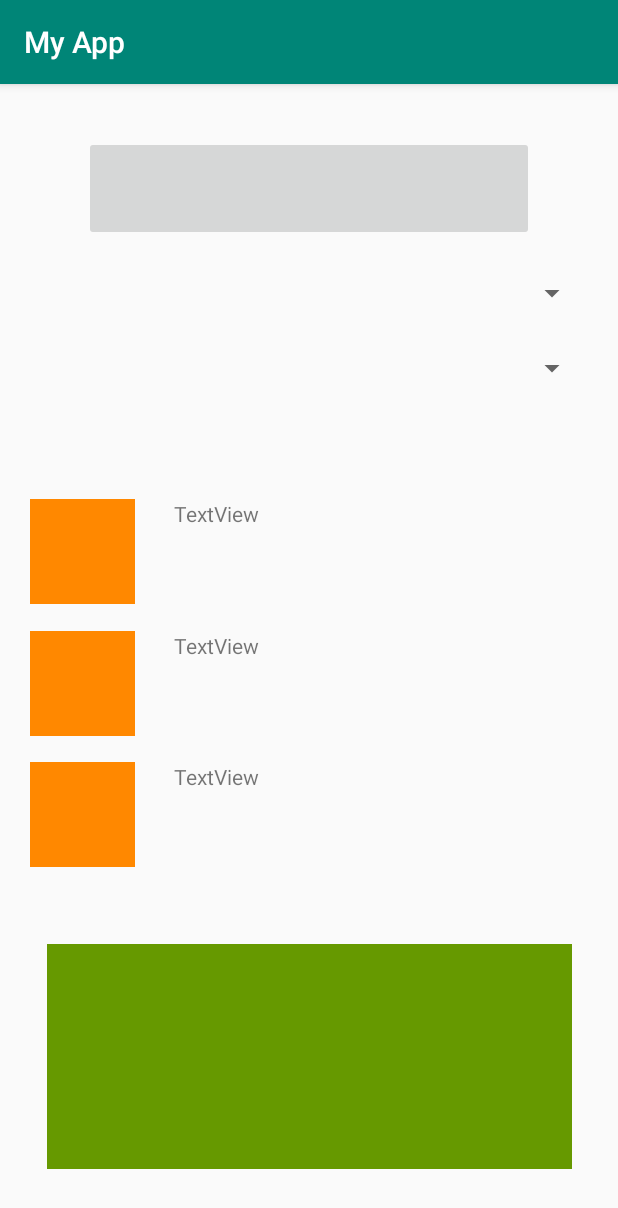
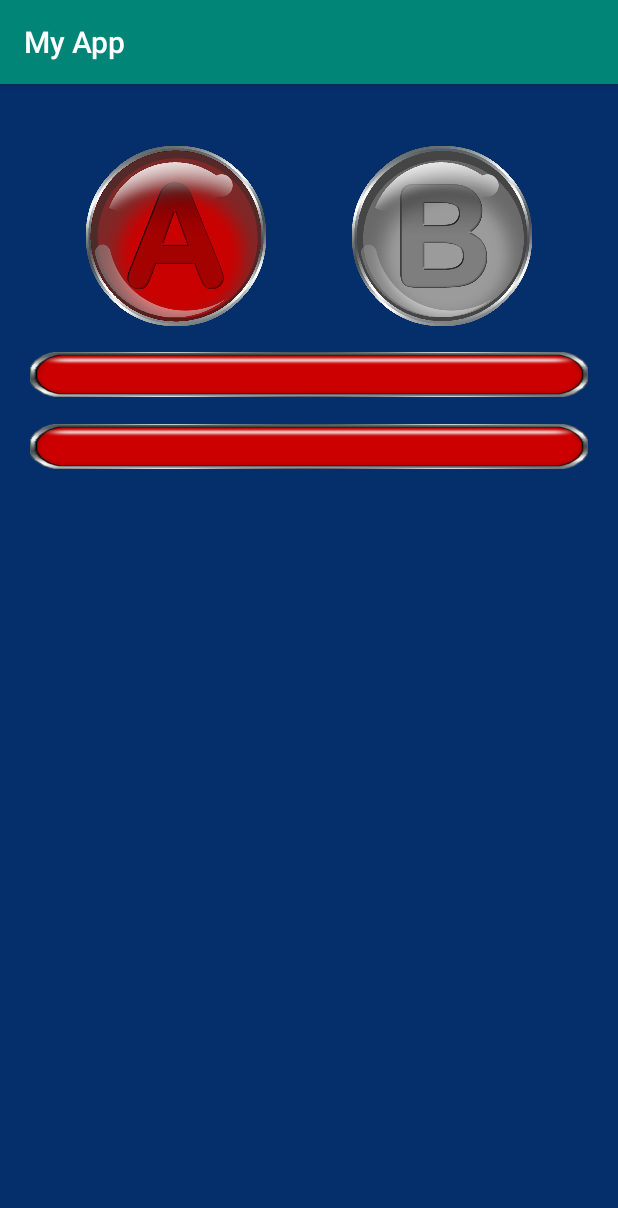
Before and after one commit to YvesToiser/metro-station-exit-finder, an Android app: the screen it shows after launch (MainActivity), on a phone screen of 412 x 824 dp. Shown: the top 1208 px of the screen. Run offline under Robolectric (Android 15) with nearby library versions, the light colour scheme and no system bars.

Commit message:
import images Metro line choice

```diff
--- a/app/src/main/java/com/toiser/myapp/MainActivity.kt
+++ b/app/src/main/java/com/toiser/myapp/MainActivity.kt
@@ -1,12 +1,55 @@
 package com.toiser.myapp
 
+import android.os.Bundle
+import android.widget.ImageButton
+import android.widget.Spinner
 import androidx.appcompat.app.AppCompatActivity
-import android.os.Bundle
+
 
 class MainActivity : AppCompatActivity() {
 
     override fun onCreate(savedInstanceState: Bundle?) {
         super.onCreate(savedInstanceState)
         setContentView(R.layout.activity_main)
+
+
+        // Choose Metro Line Buttons
+
+        // get reference to button
+        val btnA = findViewById<ImageButton>(R.id.A_line_button)
+        val btnB = findViewById<ImageButton>(R.id.B_line_button)
+        val spinnerDeparture = findViewById<Spinner>(R.id.departure_spinner)
+        val spinnerArrival = findViewById<Spinner>(R.id.arrival_spinner)
+
+        // Initial state
+        var selectedLine = MetroLineEnum.A
+        btnA.isEnabled = false
+        btnB.isEnabled = true
+
+        // set on-click listeners
+        if (btnA.isEnabled) {
+            btnA.setOnClickListener {
+                btnA.isEnabled = false
+                btnB.isEnabled = true
+                selectedLine =  MetroLineEnum.A
+                btnA.setImageResource(R.drawable.a_active)
+                btnB.setImageResource(R.drawable.b_inactive)
+                spinnerDeparture.setBackgroundResource(R.drawable.spinner_bar_red)
+                spinnerArrival.setBackgroundResource(R.drawable.spinner_bar_red)
+            }
+        }
+
+        if (btnB.isEnabled) {
+            btnB.setOnClickListener {
+                btnA.isEnabled = true
+                btnB.isEnabled = false
+                selectedLine =  MetroLineEnum.B
+                btnA.setImageResource(R.drawable.a_inactive)
+                btnB.setImageResource(R.drawable.b_active)
+                spinnerDeparture.setBackgroundResource(R.drawable.spinner_bar_yellow)
+                spinnerArrival.setBackgroundResource(R.drawable.spinner_bar_yellow)
+            }
+        }
+
     }
 }
--- /dev/null
+++ b/app/src/main/java/com/toiser/myapp/MetroLineEnum.kt
@@ -0,0 +1,5 @@
+package com.toiser.myapp
+
+enum class MetroLineEnum {
+    A, B
+}
--- a/app/src/main/res/layout/activity_main.xml
+++ b/app/src/main/res/layout/activity_main.xml
@@ -2,31 +2,66 @@
 <androidx.constraintlayout.widget.ConstraintLayout xmlns:android="http://schemas.android.com/apk/res/android"
     xmlns:app="http://schemas.android.com/apk/res-auto"
     xmlns:tools="http://schemas.android.com/tools"
+    android:id="@+id/full_page_layer"
     android:layout_width="match_parent"
     android:layout_height="match_parent"
-    android:background="#005E5E5E"
+    android:background="#052F6B"
     tools:context=".MainActivity">
 
     <androidx.constraintlayout.widget.ConstraintLayout
-        android:id="@+id/constraintLayout"
+        android:id="@+id/top_layout"
         android:layout_width="match_parent"
-        android:layout_height="200dp"
-        app:layout_constraintBottom_toTopOf="@+id/constraintLayout3"
+        android:layout_height="240dp"
+        app:layout_constraintBottom_toTopOf="@+id/middle_layout"
         app:layout_constraintEnd_toEndOf="parent"
         app:layout_constraintStart_toStartOf="parent"
         app:layout_constraintTop_toTopOf="parent">
 
-        <ImageButton
-            android:id="@+id/imageButton2"
-            android:layout_width="300dp"
-            android:layout_height="70dp"
-            app:layout_constraintBottom_toTopOf="@+id/spinner4"
+        <androidx.constraintlayout.widget.ConstraintLayout
+            android:id="@+id/lines_choice_layout"
+            android:layout_width="match_parent"
+            android:layout_height="120dp"
+            app:layout_constraintBottom_toTopOf="@+id/departure_spinner"
             app:layout_constraintEnd_toEndOf="parent"
             app:layout_constraintStart_toStartOf="parent"
-            app:layout_constraintTop_toTopOf="parent" />
+            app:layout_constraintTop_toTopOf="parent">
+
+            <ImageButton
+                android:id="@+id/A_line_button"
+                android:layout_width="120dp"
+                android:layout_height="120dp"
+                android:layout_marginStart="20dp"
+                android:layout_marginLeft="20dp"
+                android:layout_marginEnd="10dp"
+                android:layout_marginRight="10dp"
+                android:background="@android:color/transparent"
+                android:scaleType="fitCenter"
+                android:src="@drawable/a_active"
+                app:layout_constraintBottom_toBottomOf="parent"
+                app:layout_constraintEnd_toStartOf="@+id/B_line_button"
+                app:layout_constraintStart_toStartOf="parent"
+                app:layout_constraintTop_toTopOf="parent"
+                tools:src="@drawable/a_active" />
+
+            <ImageButton
+                android:id="@+id/B_line_button"
+                android:layout_width="120dp"
+                android:layout_height="120dp"
+                android:layout_marginStart="10dp"
+                android:layout_marginLeft="10dp"
+                android:layout_marginEnd="20dp"
+                android:layout_marginRight="20dp"
+                android:scaleType="fitCenter"
+                android:background="@android:color/transparent"
+                android:src="@drawable/b_inactive"
+                app:layout_constraintBottom_toBottomOf="parent"
+                app:layout_constraintEnd_toEndOf="parent"
+                app:layout_constraintStart_toEndOf="@+id/A_line_button"
+                app:layout_constraintTop_toTopOf="parent" />
+        </androidx.constraintlayout.widget.ConstraintLayout>
 
         <Spinner
-            android:id="@+id/spinner4"
+            android:id="@+id/departure_spinner"
             android:layout_width="match_parent"
             android:layout_height="30dp"
             android:layout_marginStart="20dp"
@@ -35,13 +70,16 @@
             android:layout_marginEnd="20dp"
             android:layout_marginRight="20dp"
             android:layout_marginBottom="5dp"
-            app:layout_constraintBottom_toTopOf="@+id/spinner3"
+            android:background="@drawable/spinner_bar_red"
+            android:spinnerMode="dialog"
+            android:prompt="@string/departure_spinner_hint_resource"
+            app:layout_constraintBottom_toTopOf="@+id/arrival_spinner"
             app:layout_constraintEnd_toEndOf="parent"
             app:layout_constraintStart_toStartOf="parent"
-            app:layout_constraintTop_toBottomOf="@+id/imageButton2" />
+            app:layout_constraintTop_toBottomOf="@+id/lines_choice_layout" />
 
         <Spinner
-            android:id="@+id/spinner3"
+            android:id="@+id/arrival_spinner"
             android:layout_width="match_parent"
             android:layout_height="30dp"
             android:layout_marginStart="20dp"
@@ -50,22 +88,25 @@
             android:layout_marginEnd="20dp"
             android:layout_marginRight="20dp"
             android:layout_marginBottom="10dp"
+            android:background="@drawable/spinner_bar_red"
+            android:spinnerMode="dialog"
+            android:prompt="@string/arrival_spinner_hint_resource"
             app:layout_constraintBottom_toBottomOf="parent"
             app:layout_constraintEnd_toEndOf="parent"
             app:layout_constraintHorizontal_bias="0.0"
             app:layout_constraintStart_toStartOf="parent"
-            app:layout_constraintTop_toBottomOf="@+id/spinner4" />
+            app:layout_constraintTop_toBottomOf="@+id/departure_spinner" />
 
     </androidx.constraintlayout.widget.ConstraintLayout>
 
     <androidx.constraintlayout.widget.ConstraintLayout
-        android:id="@+id/constraintLayout3"
+        android:id="@+id/middle_layout"
         android:layout_width="match_parent"
-        android:layout_height="300dp"
-        app:layout_constraintBottom_toTopOf="@+id/constraintLayout2"
+        android:layout_height="wrap_content"
+        app:layout_constraintBottom_toTopOf="@+id/bottom_layout"
         app:layout_constraintEnd_toEndOf="parent"
         app:layout_constraintStart_toStartOf="parent"
-        app:layout_constraintTop_toBottomOf="@+id/constraintLayout">
+        app:layout_constraintTop_toBottomOf="@+id/top_layout">
 
         <androidx.constraintlayout.widget.ConstraintLayout
             android:id="@+id/constraintLayout4"
@@ -89,13 +130,12 @@
                 app:layout_constraintBottom_toBottomOf="parent"
                 app:layout_constraintStart_toStartOf="parent"
                 app:layout_constraintTop_toTopOf="parent"
-                app:srcCompat="@android:color/holo_orange_dark" />
+                app:srcCompat="@android:color/transparent" />
 
             <TextView
                 android:id="@+id/textView"
                 android:layout_width="250dp"
                 android:layout_height="match_parent"
-                android:text="TextView"
                 app:layout_constraintBottom_toBottomOf="parent"
                 app:layout_constraintEnd_toEndOf="parent"
                 app:layout_constraintStart_toEndOf="@+id/imageView"
@@ -122,13 +162,12 @@
                 android:layout_width="70dp"
                 android:layout_height="match_parent"
                 app:layout_constraintStart_toStartOf="parent"
-                app:srcCompat="@android:color/holo_orange_dark" />
+                app:srcCompat="@android:color/transparent" />
 
             <TextView
                 android:id="@+id/textView2"
                 android:layout_width="250dp"
                 android:layout_height="match_parent"
-                android:text="TextView"
                 app:layout_constraintEnd_toEndOf="parent"
                 app:layout_constraintStart_toEndOf="@+id/imageView2"
                 app:layout_constraintTop_toTopOf="parent" />
@@ -155,13 +194,12 @@
                 android:layout_width="70dp"
                 android:layout_height="match_parent"
                 app:layout_constraintStart_toStartOf="parent"
-                app:srcCompat="@android:color/holo_orange_dark" />
+                app:srcCompat="@android:color/transparent" />
 
             <TextView
                 android:id="@+id/textView3"
                 android:layout_width="250dp"
                 android:layout_height="match_parent"
-                android:text="TextView"
                 app:layout_constraintEnd_toEndOf="parent"
                 app:layout_constraintStart_toEndOf="@+id/imageView3"
                 app:layout_constraintTop_toTopOf="parent" />
@@ -170,25 +208,29 @@
     </androidx.constraintlayout.widget.ConstraintLayout>
 
     <androidx.constraintlayout.widget.ConstraintLayout
-        android:id="@+id/constraintLayout2"
+        android:id="@+id/bottom_layout"
         android:layout_width="match_parent"
-        android:layout_height="170dp"
+        android:layout_height="120dp"
         app:layout_constraintBottom_toBottomOf="parent"
         app:layout_constraintEnd_toEndOf="parent"
         app:layout_constraintHorizontal_bias="1.0"
         app:layout_constraintStart_toStartOf="parent"
-        app:layout_constraintTop_toBottomOf="@+id/constraintLayout3">
+        app:layout_constraintTop_toBottomOf="@+id/middle_layout">
 
         <ImageView
             android:id="@+id/imageView5"
-            android:layout_width="350dp"
-            android:layout_height="150dp"
+            android:layout_width="match_parent"
+            android:layout_height="100dp"
+            android:layout_marginStart="20dp"
+            android:layout_marginLeft="20dp"
+            android:layout_marginEnd="20dp"
+            android:layout_marginRight="20dp"
             android:layout_marginBottom="20dp"
             app:layout_constraintBottom_toBottomOf="parent"
             app:layout_constraintEnd_toEndOf="parent"
             app:layout_constraintStart_toStartOf="parent"
             app:layout_constraintTop_toTopOf="parent"
-            app:srcCompat="@android:color/holo_green_dark" />
+            app:srcCompat="@android:color/transparent" />
     </androidx.constraintlayout.widget.ConstraintLayout>
 
 </androidx.constraintlayout.widget.ConstraintLayout>
--- a/app/src/main/res/values/strings.xml
+++ b/app/src/main/res/values/strings.xml
@@ -1,3 +1,5 @@
 <resources>
     <string name="app_name">My App</string>
+    <string name="departure_spinner_hint_resource">Choisir Station de Départ</string>
+    <string name="arrival_spinner_hint_resource">Choisir Station d\'Arrivée</string>
 </resources>
```
Also changed, not shown: app/src/main/res/drawable/a_active.png (added), app/src/main/res/drawable/a_inactive.png (added), app/src/main/res/drawable/b_active.png (added), app/src/main/res/drawable/b_inactive.png (added), app/src/main/res/drawable/escalator.png (added), app/src/main/res/drawable/lift.png (added), app/src/main/res/drawable/spinner_bar_red.png (added), app/src/main/res/drawable/spinner_bar_yellow.png (added), app/src/main/res/drawable/stairs.png (added), 1 other file.
